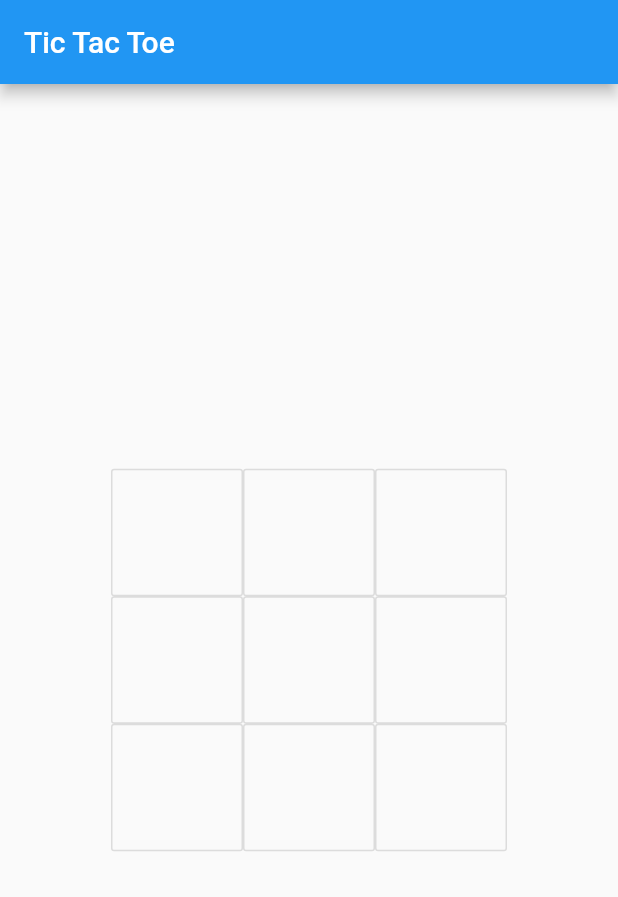
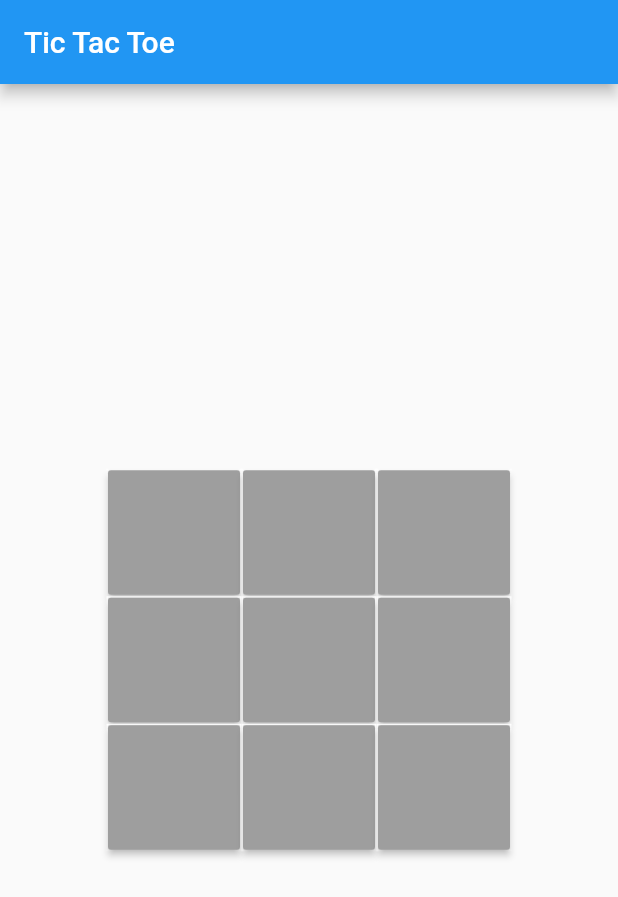
Before and after one commit to Ramakrishna-ch/Tic-Tac-Toe, a Flutter app: the screen it shows after launch, on a phone screen of 412 x 824 dp. Shown: the top 897 px of the screen. Run offline on Flutter 3.47's test engine with Material 2 defaults, Android fonts, the phone set to English and light mode, and no system bars.

Commit message:
button color added

```diff
--- a/lib/main.dart
+++ b/lib/main.dart
@@ -112,11 +112,35 @@ class _MyHomePageState extends State<MyHomePage> {
   }
 
   Widget butupdate(int m) {
-    return OutlineButton(
+    String i = buttonval[m];
+    return RaisedButton(
       onPressed: () => buttonpress(m),
-      child: buttonval[m].isEmpty ? Text('') : Text(buttonval[m]),
+      child: i.isEmpty
+          ? Text('')
+          : i == "X"
+              ? Text(
+                  i,
+                  style: TextStyle(color: Colors.black),
+                )
+              : Text(
+                  i,
+                  style: TextStyle(
+                    color: Colors.white,
+                  ),
+                ),
+      color: i.isEmpty
+          ? Colors.grey
+          : i == "X"
+              ? Colors.red
+              : Colors.black,
     );
   }
+
+  final box = BoxDecoration(
+    border: Border.all(
+      color: Colors.white,
+    ),
+  );
 
   @override
   Widget build(BuildContext context) {
@@ -133,14 +157,17 @@ class _MyHomePageState extends State<MyHomePage> {
                 mainAxisAlignment: MainAxisAlignment.center,
                 children: [
                   Container(
+                    decoration: box,
                     height: 85,
                     child: butupdate(0),
                   ),
                   Container(
+                    decoration: box,
                     height: 85,
                     child: butupdate(1),
                   ),
                   Container(
+                    decoration: box,
                     height: 85,
                     child: butupdate(2),
                   ),
@@ -152,14 +179,17 @@ class _MyHomePageState extends State<MyHomePage> {
                 mainAxisAlignment: MainAxisAlignment.center,
                 children: [
                   Container(
+                    decoration: box,
                     height: 85,
                     child: butupdate(3),
                   ),
                   Container(
+                    decoration: box,
                     height: 85,
                     child: butupdate(4),
                   ),
                   Container(
+                    decoration: box,
                     height: 85,
                     child: butupdate(5),
                   ),
@@ -171,14 +201,17 @@ class _MyHomePageState extends State<MyHomePage> {
                 mainAxisAlignment: MainAxisAlignment.center,
                 children: [
                   Container(
+                    decoration: box,
                     height: 85,
                     child: butupdate(6),
                   ),
                   Container(
+                    decoration: box,
                     height: 85,
                     child: butupdate(7),
                   ),
                   Container(
+                    decoration: box,
                     height: 85,
                     child: butupdate(8),
                   ),
```
